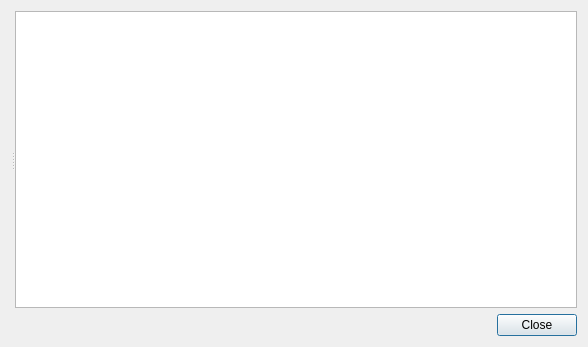
This is src/libkstapp/datamanager.ui in Kst-plot/kst as Qt 5 draws it before an edit. The edited form follows.
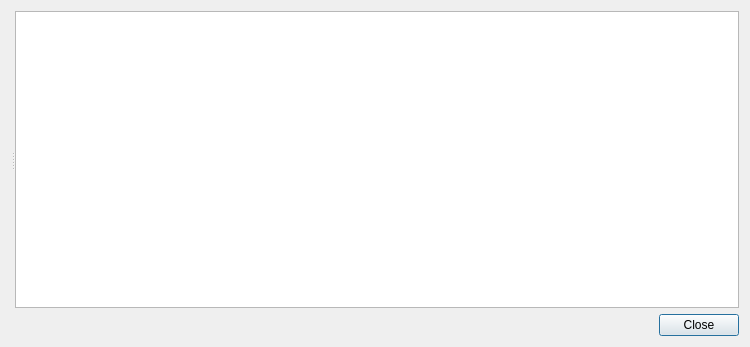
This is the edited form.

What changed in the file:
```diff
--- a/src/libkstapp/datamanager.ui
+++ b/src/libkstapp/datamanager.ui
@@ -5,7 +5,7 @@
    <rect>
     <x>0</x>
     <y>0</y>
-    <width>588</width>
+    <width>750</width>
     <height>347</height>
    </rect>
   </property>
```
